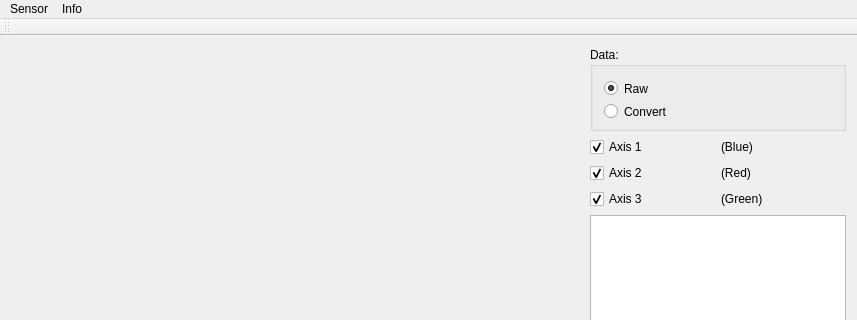
First picture: the form in Software/makeProfile/makeProfile/mainwindow.ui, repository UCCS-Robotics/animated-archer, before the edit; both pictures show x 0 to 857 and y 0 to 320 of the 857 by 581 pixel window.
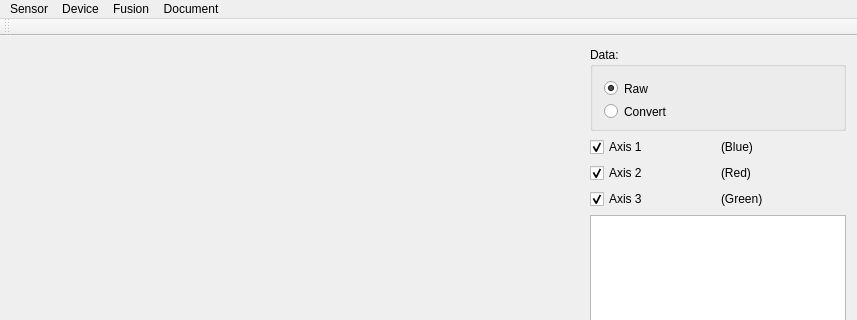
Second picture: the form after the edit. Custom widgets are drawn as their Qt base class.

Commit message:
Added initial USB device code
Note, the code now requires libusb-1.0-0 to be present in the
development environment.

The edit to the form file:
```diff
--- a/Software/makeProfile/makeProfile/mainwindow.ui
+++ b/Software/makeProfile/makeProfile/mainwindow.ui
@@ -377,11 +377,27 @@
    </widget>
    <widget class="QMenu" name="menuInterface_2">
     <property name="title">
-     <string>Info</string>
+     <string>Device</string>
     </property>
+    <addaction name="actionConnect_Device"/>
+    <addaction name="actionDisconnect_Device"/>
+    <addaction name="actionOpen_Command_Window_2"/>
+   </widget>
+   <widget class="QMenu" name="menuFusion">
+    <property name="title">
+     <string>Fusion</string>
+    </property>
+   </widget>
+   <widget class="QMenu" name="menuDocument">
+    <property name="title">
+     <string>Document</string>
+    </property>
+    <addaction name="actionWrite_to_PDF"/>
    </widget>
    <addaction name="menuInterface"/>
    <addaction name="menuInterface_2"/>
+   <addaction name="menuFusion"/>
+   <addaction name="menuDocument"/>
   </widget>
   <widget class="QToolBar" name="mainToolBar">
    <attribute name="toolBarArea">
```
Left out of the diff: 29 changed lines with no effect on the pictures. The commit also changes 7 other files.
